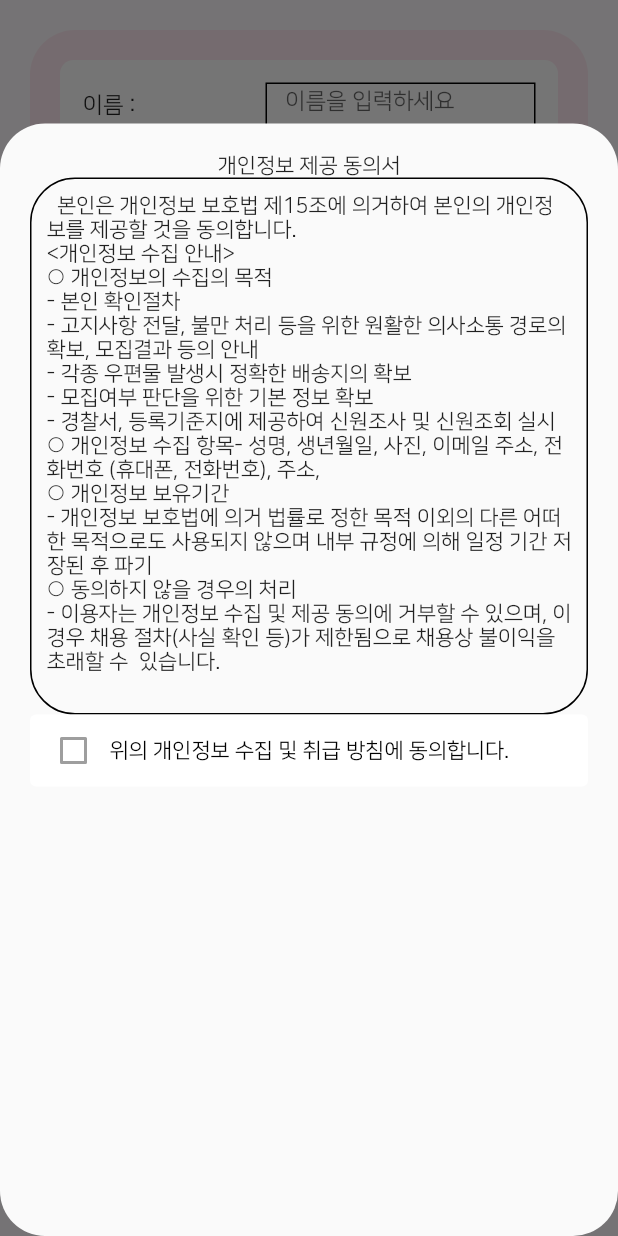
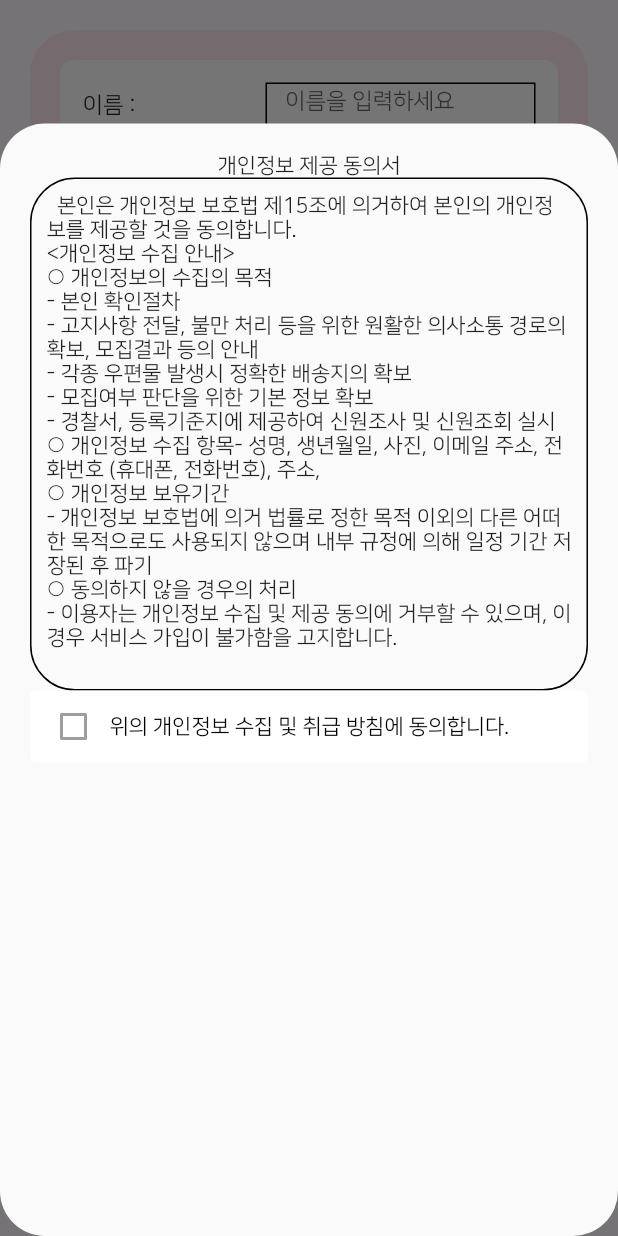
Before and after one commit to BeomyoonHeo/ggamf_front, a Flutter app: the JoinUserPage screen opened by its route, after a tap on "개인정보 활용 및 처리에 동의합니다.", on a phone screen of 412 x 824 dp. Run offline on Flutter 3.47's test engine with Material 2 defaults, Android fonts, the phone set to English and light mode, and no system bars; our stand-ins replace chips_choice, data_table_2, dio, flashy_tab_bar2, flutter_rating_bar, flutter_svg and 4 more; generated files the repository leaves out were written again; project files that could hold a hidden picture were left out.

Commit message:
서버통신 환경 구축

```diff
--- /dev/null
+++ b/lib/models/user/repository/join_user_repository.dart
@@ -0,0 +1 @@
+class JoinUserRepository {}
--- a/lib/views/pages/join_user/agreement_user_form/agreement_user_form.dart
+++ b/lib/views/pages/join_user/agreement_user_form/agreement_user_form.dart
@@ -5,6 +5,7 @@ class AgreementUserForm extends StatelessWidget {
 
   @override
   Widget build(BuildContext context) {
-    return Container();
+    return const Text(
+        '  본인은 개인정보 보호법 제15조에 의거하여 본인의 개인정보를 제공할 것을 동의합니다.\n<개인정보 수집 안내>\n○ 개인정보의 수집의 목적\n- 본인 확인절차\n- 고지사항 전달, 불만 처리 등을 위한 원활한 의사소통 경로의 확보, 모집결과 등의 안내\n- 각종 우편물 발생시 정확한 배송지의 확보\n- 모집여부 판단을 위한 기본 정보 확보\n- 경찰서, 등록기준지에 제공하여 신원조사 및 신원조회 실시\n○ 개인정보 수집 항목- 성명, 생년월일, 사진, 이메일 주소, 전화번호 (휴대폰, 전화번호), 주소,\n○ 개인정보 보유기간\n- 개인정보 보호법에 의거 법률로 정한 목적 이외의 다른 어떠한 목적으로도 사용되지 않으며 내부 규정에 의해 일정 기간 저장된 후 파기\n○ 동의하지 않을 경우의 처리\n- 이용자는 개인정보 수집 및 제공 동의에 거부할 수 있으며, 이 경우 서비스 가입이 불가함을 고지합니다.\n');
   }
 }
--- a/lib/views/pages/join_user/components/agreement_provision_of_personal_information_modal.dart
+++ b/lib/views/pages/join_user/components/agreement_provision_of_personal_information_modal.dart
@@ -1,4 +1,5 @@
 import 'package:flutter/material.dart';
+import 'package:ggamf_front/views/pages/join_user/agreement_user_form/agreement_user_form.dart';
 
 class AgreementProvisionOfPersonalInformationModal extends StatefulWidget {
   const AgreementProvisionOfPersonalInformationModal({
@@ -24,11 +25,38 @@ class _AgreementProvisionOfPersonalInformationModalState
       padding: EdgeInsets.all(15),
       child: ElevatedButton(
         onPressed: () {
-          showModalBottomSheet(
+          _buildShowModalBottomSheet(context, size);
+        },
+        child: Row(
+          children: [
+            Checkbox(
+              value: isChecked,
+              onChanged: null,
+            ),
+            Text(
+              '개인정보 활용 및 처리에 동의합니다.',
+              style: TextStyle(fontFamily: 'NanumSquare', fontSize: 14),
+            ),
+          ],
+        ),
+        style: ButtonStyle(
+          padding: MaterialStatePropertyAll(
+            EdgeInsets.symmetric(
+              horizontal: 5,
+            ),
+          ),
+          backgroundColor: MaterialStatePropertyAll(Colors.white),
+          foregroundColor: MaterialStatePropertyAll(Colors.black),
+        ),
+      ),
+    );
+  }
+
+  Future<dynamic> _buildShowModalBottomSheet(BuildContext context, Size size) {
+    return showModalBottomSheet(
       context: context,
       isScrollControlled: true,
-            shape:
-                RoundedRectangleBorder(borderRadius: BorderRadius.circular(30)),
+      shape: RoundedRectangleBorder(borderRadius: BorderRadius.circular(30)),
       builder: (BuildContext context) {
         return StatefulBuilder(
             builder: (BuildContext context, builderSetState) {
@@ -45,20 +73,7 @@ class _AgreementProvisionOfPersonalInformationModalState
                       border: Border.all(width: 1),
                       borderRadius: BorderRadius.circular(30),
                     ),
-                          child: Text('  본인은 개인정보 보호법 제15조에 의거하여 본인의 개인정보를 제공할 것을 동의합니다.\n' +
-                              '<개인정보 수집 안내>\n' +
-                              '○ 개인정보의 수집의 목적\n' +
-                              '- 본인 확인절차\n' +
-                              '- 고지사항 전달, 불만 처리 등을 위한 원활한 의사소통 경로의 확보, 모집결과 등의 안내\n' +
-                              '- 각종 우편물 발생시 정확한 배송지의 확보\n' +
-                              '- 모집여부 판단을 위한 기본 정보 확보\n' +
-                              '- 경찰서, 등록기준지에 제공하여 신원조사 및 신원조회 실시\n' +
-                              '○ 개인정보 수집 항목' +
-                              '- 성명, 생년월일, 사진, 이메일 주소, 전화번호 (휴대폰, 전화번호), 주소,\n' +
-                              '○ 개인정보 보유기간\n' +
-                              '- 개인정보 보호법에 의거 법률로 정한 목적 이외의 다른 어떠한 목적으로도 사용되지 않으며 내부 규정에 의해 일정 기간 저장된 후 파기\n' +
-                              '○ 동의하지 않을 경우의 처리\n' +
-                              '- 이용자는 개인정보 수집 및 제공 동의에 거부할 수 있으며, 이 경우 채용 절차(사실 확인 등)가 제한됨으로 채용상 불이익을 초래할 수  있습니다.\n'),
+                    child: AgreementUserForm(),
                   ),
                   ElevatedButton(
                     onPressed: () {
@@ -88,10 +103,8 @@ class _AgreementProvisionOfPersonalInformationModalState
                           horizontal: 5,
                         ),
                       ),
-                            backgroundColor:
-                                MaterialStatePropertyAll(Colors.white),
-                            foregroundColor:
-                                MaterialStatePropertyAll(Colors.black),
+                      backgroundColor: MaterialStatePropertyAll(Colors.white),
+                      foregroundColor: MaterialStatePropertyAll(Colors.black),
                     ),
                   ),
                 ],
@@ -101,29 +114,5 @@ class _AgreementProvisionOfPersonalInformationModalState
         });
       },
     );
-        },
-        child: Row(
-          children: [
-            Checkbox(
-              value: isChecked,
-              onChanged: null,
-            ),
-            Text(
-              '개인정보 활용 및 처리에 동의합니다.',
-              style: TextStyle(fontFamily: 'NanumSquare', fontSize: 14),
-            ),
-          ],
-        ),
-        style: ButtonStyle(
-          padding: MaterialStatePropertyAll(
-            EdgeInsets.symmetric(
-              horizontal: 5,
-            ),
-          ),
-          backgroundColor: MaterialStatePropertyAll(Colors.white),
-          foregroundColor: MaterialStatePropertyAll(Colors.black),
-        ),
-      ),
-    );
   }
 }
--- a/pubspec.yaml
+++ b/pubspec.yaml
@@ -34,6 +34,11 @@ dependencies:
   firebase_core: ^2.3.0
   cloud_firestore: ^4.1.0
   dio: ^4.0.6
+  json_serializable: ^6.5.4
+  json_annotation: ^4.7.0
+  build_runner: ^2.0.4
+  retrofit: ^3.3.1
+  retrofit_generator: ^4.2.0
   firebase_auth: ^4.1.4
   google_sign_in: ^5.4.2
   sign_in_with_apple: ^4.2.0
```
Also changed, not shown: lib/models/rest_client.dart (added, +13 -0 lines), lib/models/user/join_user_model.dart (added, +31 -0 lines), lib/models/user/login_user_model.dart (+11 -2 lines), lib/utils/intercepter.dart (added, +21 -0 lines), lib/models/rest_client.g.dart (added), lib/models/user/join_user_model.g.dart (added), lib/models/user/repository/login_user_repository.dart (added), pubspec.lock. Lines whose indentation alone changed are shown as unchanged.
